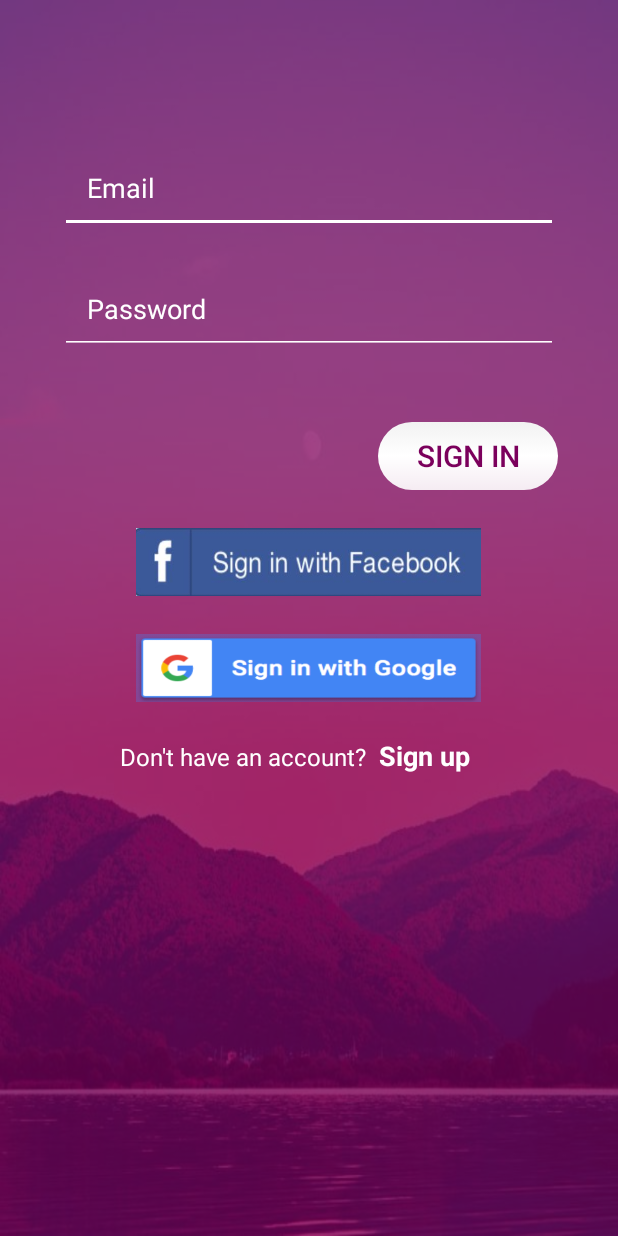
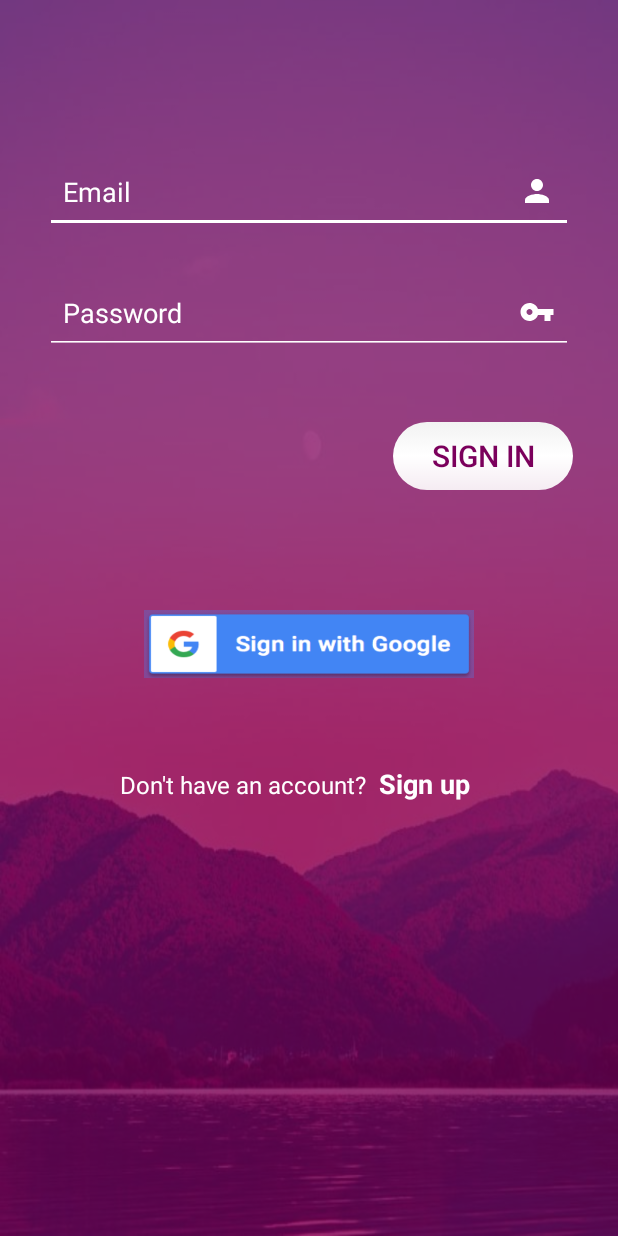
Before and after one commit to naumanahmad9/android-app-project, an Android app: the screen it shows after launch (LoginActivity), on a phone screen of 412 x 824 dp. Run offline under Robolectric (Android 15) with nearby library versions, the phone set to English and light mode, and no system bars; our stand-ins replace Firebase (no records; nobody signed in at launch, a user with empty details on screens opened directly).

Commit message:
added google sign in method

```diff
--- a/app/build.gradle
+++ b/app/build.gradle
@@ -29,6 +29,8 @@ dependencies {
     implementation 'com.android.support:recyclerview-v7:28.0.0'
     implementation 'com.android.support:cardview-v7:28.0.0'
     implementation 'com.android.support:support-v4:28.0.0'
+
+    implementation 'com.google.android.gms:play-services-auth:16.0.1'
     implementation 'com.google.firebase:firebase-auth:16.2.0'
     implementation 'com.google.firebase:firebase-core:16.0.8'
     implementation 'com.google.firebase:firebase-database:16.1.0'
--- a/app/src/main/java/com/example/hpnotebook/letshome/LoginActivity.java
+++ b/app/src/main/java/com/example/hpnotebook/letshome/LoginActivity.java
@@ -7,7 +7,11 @@ import android.os.Bundle;
 import android.view.View;
 import android.widget.Button;
 import android.widget.EditText;
+import android.widget.ImageView;
 
+import com.google.android.gms.auth.api.signin.GoogleSignIn;
+import com.google.android.gms.auth.api.signin.GoogleSignInClient;
+import com.google.android.gms.auth.api.signin.GoogleSignInOptions;
 import com.google.android.gms.tasks.OnCompleteListener;
 import com.google.android.gms.tasks.Task;
 import com.google.firebase.auth.AuthResult;
@@ -17,12 +21,15 @@ import com.google.firebase.database.FirebaseDatabase;
 
 public class LoginActivity extends AppCompatActivity {
 
-    EditText login_email;
-    EditText login_pass;
+    EditText login_email, login_pass;
     Button login_btn;
+    ImageView google_signin_btn;
     FirebaseAuth auth;
     FirebaseDatabase firebaseDatabase;
     FirebaseUser user;
+    GoogleSignInClient googleSignInClient;
+    GoogleSignInOptions signInOptions;
+    private int LOGIN=1;
 
     @Override
     protected void onCreate(Bundle savedInstanceState) {
@@ -32,14 +39,24 @@ public class LoginActivity extends AppCompatActivity {
         init();
 
         if(user!=null){
-            //startActivity(new Intent(this,MovieList.class));
+            //startActivity(new Intent(this, Explore.class));
         }
+
         login_btn.setOnClickListener(new View.OnClickListener() {
             @Override
             public void onClick(View v) {
                 String email=login_email.getText().toString();
                 String pass=login_pass.getText().toString();
                 authUser(email,pass);
+            }
+        });
+
+        google_signin_btn.setOnClickListener(new View.OnClickListener() {
+            @Override
+            public void onClick(View v) {
+
+                Intent intent = googleSignInClient.getSignInIntent();
+                startActivityForResult(intent,LOGIN);
             }
         });
     }
@@ -49,7 +66,8 @@ public class LoginActivity extends AppCompatActivity {
             public void onComplete(@NonNull Task<AuthResult> task) {
                 if(task.isSuccessful()){
                     user=auth.getCurrentUser();
-                    //startActivity(new Intent(LoginActivity.this,MovieList.class));
+                    // startActivity(new Intent(LoginActivity.this, Explore.class));
+                    // finish();
                 }
             }
         });
@@ -60,6 +78,14 @@ public class LoginActivity extends AppCompatActivity {
         login_btn=findViewById(R.id.login_btn);
         firebaseDatabase=FirebaseDatabase.getInstance();
         auth=FirebaseAuth.getInstance();
+        google_signin_btn=findViewById(R.id.google_signin_btn);
+
+        signInOptions = new GoogleSignInOptions.Builder(GoogleSignInOptions.DEFAULT_SIGN_IN)
+                .requestIdToken("164531040229-k05u1trqs8jtbbc6c5qt5fbquhhkukdl.apps.googleusercontent.com")
+                .requestEmail()
+                .build();
+
+        googleSignInClient = GoogleSignIn.getClient(this, signInOptions);
     }
     public void signup(View view) {
         startActivity(new Intent(this, SignupActivity.class));
--- /dev/null
+++ b/app/src/main/res/drawable/ic_email_white_24dp.xml
@@ -0,0 +1,5 @@
+<vector android:height="24dp" android:tint="#FFFFFF"
+    android:viewportHeight="24.0" android:viewportWidth="24.0"
+    android:width="24dp" xmlns:android="http://schemas.android.com/apk/res/android">
+    <path android:fillColor="#FF000000" android:pathData="M20,4L4,4c-1.1,0 -1.99,0.9 -1.99,2L2,18c0,1.1 0.9,2 2,2h16c1.1,0 2,-0.9 2,-2L22,6c0,-1.1 -0.9,-2 -2,-2zM20,8l-8,5 -8,-5L4,6l8,5 8,-5v2z"/>
+</vector>
--- a/app/src/main/res/drawable/ic_person_outline_white.xml
+++ /dev/null
@@ -1,5 +0,0 @@
-<vector android:height="24dp" android:tint="#FFFFFF"
-    android:viewportHeight="24.0" android:viewportWidth="24.0"
-    android:width="24dp" xmlns:android="http://schemas.android.com/apk/res/android">
-    <path android:fillColor="#FF000000" android:pathData="M12,5.9c1.16,0 2.1,0.94 2.1,2.1s-0.94,2.1 -2.1,2.1S9.9,9.16 9.9,8s0.94,-2.1 2.1,-2.1m0,9c2.97,0 6.1,1.46 6.1,2.1v1.1L5.9,18.1L5.9,17c0,-0.64 3.13,-2.1 6.1,-2.1M12,4C9.79,4 8,5.79 8,8s1.79,4 4,4 4,-1.79 4,-4 -1.79,-4 -4,-4zM12,13c-2.67,0 -8,1.34 -8,4v3h16v-3c0,-2.66 -5.33,-4 -8,-4z"/>
-</vector>
--- /dev/null
+++ b/app/src/main/res/drawable/ic_person_white_24dp.xml
@@ -0,0 +1,5 @@
+<vector android:height="24dp" android:tint="#FFFFFF"
+    android:viewportHeight="24.0" android:viewportWidth="24.0"
+    android:width="24dp" xmlns:android="http://schemas.android.com/apk/res/android">
+    <path android:fillColor="#FF000000" android:pathData="M12,12c2.21,0 4,-1.79 4,-4s-1.79,-4 -4,-4 -4,1.79 -4,4 1.79,4 4,4zM12,14c-2.67,0 -8,1.34 -8,4v2h16v-2c0,-2.66 -5.33,-4 -8,-4z"/>
+</vector>
--- a/app/src/main/res/layout/activity_login.xml
+++ b/app/src/main/res/layout/activity_login.xml
@@ -18,36 +18,38 @@
         android:id="@+id/login_email"
         android:layout_width="match_parent"
         android:layout_height="55dp"
-        android:layout_marginLeft="40dp"
+        android:layout_marginLeft="30dp"
         android:layout_marginTop="100dp"
-        android:layout_marginRight="40dp"
+        android:layout_marginRight="30dp"
         android:backgroundTint="#ffffff"
         android:hint="Email"
         android:imeOptions="actionDone"
         android:inputType="textEmailAddress"
         android:maxLines="1"
-        android:padding="18dp"
+        android:padding="12dp"
         android:textColor="#fff"
         android:textColorHint="#fff"
-        android:textSize="18sp" />
+        android:textSize="18sp"
+        android:drawableEnd="@drawable/ic_person_white_24dp"/>
 
     <EditText
         android:id="@+id/login_password"
         android:layout_width="match_parent"
         android:layout_height="55dp"
         android:layout_below="@id/login_email"
-        android:layout_marginLeft="40dp"
+        android:layout_marginLeft="30dp"
         android:layout_marginTop="25dp"
-        android:layout_marginRight="40dp"
+        android:layout_marginRight="30dp"
         android:backgroundTint="#ffffff"
         android:hint="Password"
         android:imeOptions="actionDone"
         android:inputType="textPassword"
         android:maxLines="1"
-        android:padding="18dp"
+        android:padding="12dp"
         android:textColor="#fff"
         android:textColorHint="#fff"
-        android:textSize="18sp" />
+        android:textSize="18sp"
+        android:drawableEnd="@drawable/ic_key_white"/>
 
     <Button
         android:id="@+id/login_btn"
@@ -57,31 +59,20 @@
         android:layout_alignParentEnd="true"
         android:layout_centerHorizontal="true"
         android:layout_marginTop="45dp"
-        android:layout_marginRight="40dp"
+        android:layout_marginRight="30dp"
         android:background="@drawable/rounded_corners"
         android:text="Sign in"
         android:textColor="#7b005c"
         android:textSize="20sp" />
 
     <ImageView
-        android:id="@+id/facebook_signin"
-        android:layout_width="230dp"
+        android:id="@+id/google_signin_btn"
+        android:layout_width="220dp"
         android:layout_height="45dp"
         android:layout_centerHorizontal="true"
         android:scaleType="fitXY"
         android:layout_below="@id/login_btn"
-        android:layout_marginTop="25dp"
-        android:src="@drawable/facebook_signin_icon"
-        />
-
-    <ImageView
-        android:id="@+id/google_signin"
-        android:layout_width="230dp"
-        android:layout_height="45dp"
-        android:layout_centerHorizontal="true"
-        android:scaleType="fitXY"
-        android:layout_below="@id/facebook_signin"
-        android:layout_marginTop="25dp"
+        android:layout_marginTop="80dp"
         android:src="@drawable/google_signin_icon"
         />
 
@@ -89,9 +80,9 @@
         android:id="@+id/create_account_text"
         android:layout_width="wrap_content"
         android:layout_height="wrap_content"
-        android:layout_below="@id/google_signin"
+        android:layout_below="@id/google_signin_btn"
         android:layout_marginStart="80dp"
-        android:layout_marginTop="25dp"
+        android:layout_marginTop="60dp"
         android:text="Don't have an account?"
         android:textColor="#fff"
         android:textSize="16sp" />
@@ -100,9 +91,8 @@
         android:layout_width="wrap_content"
         android:layout_height="wrap_content"
         android:layout_toRightOf="@id/create_account_text"
-        android:layout_below="@id/google_signin"
-        android:layout_marginTop="23dp"
         android:layout_marginLeft="8dp"
+        android:layout_alignBaseline="@id/create_account_text"
         android:text="Sign up"
         android:textStyle="bold"
         android:textSize="18sp"
```
Also changed, not shown: app/src/main/res/layout/activity_signup.xml (+15 -12 lines), 1 other file.
